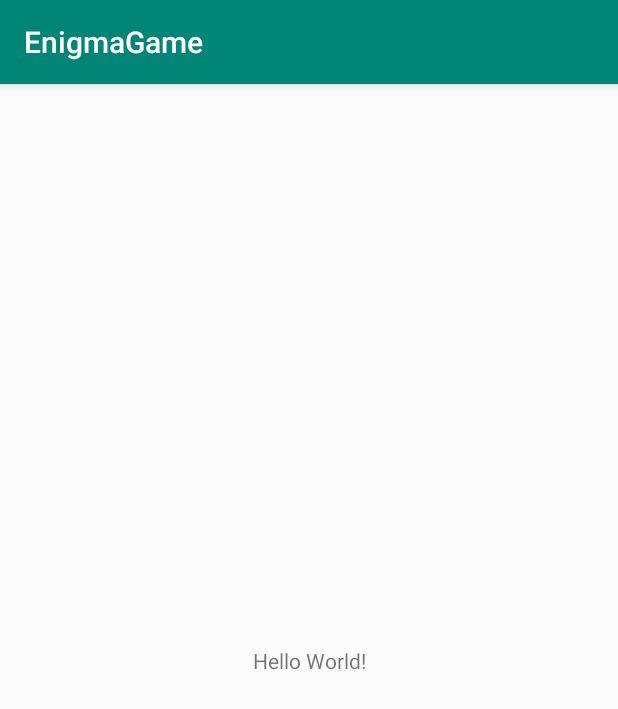
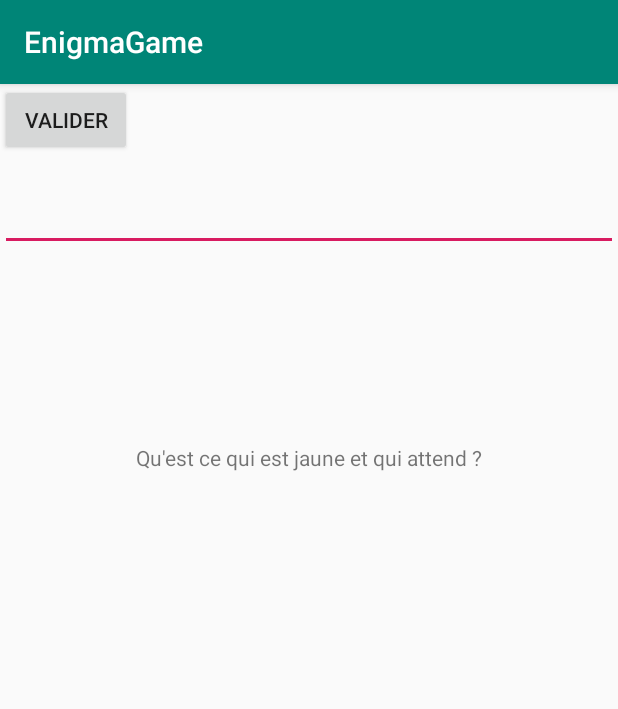
Before and after one commit to Dylage/EnigmaGame, an Android app: the screen it shows after launch (MainActivity), on a phone screen of 412 x 824 dp. Shown: the top 709 px of the screen. Run offline under Robolectric (Android 15) with nearby library versions, the phone set to English and light mode, and no system bars.

Commit message:
Éléments graphiques avec ID

```diff
--- a/app/src/main/res/layout/activity_main.xml
+++ b/app/src/main/res/layout/activity_main.xml
@@ -7,12 +7,29 @@
     tools:context=".MainActivity">
 
     <TextView
+        android:id="@+id/question"
         android:layout_width="wrap_content"
         android:layout_height="wrap_content"
-        android:text="Hello World!"
+        android:text="Qu'est ce qui est jaune et qui attend ?"
         app:layout_constraintBottom_toBottomOf="parent"
         app:layout_constraintLeft_toLeftOf="parent"
         app:layout_constraintRight_toRightOf="parent"
-        app:layout_constraintTop_toTopOf="parent" />
+        app:layout_constraintTop_toTopOf="parent"
+        app:layout_constraintVertical_bias="0.32" />
+
+    <EditText
+        android:id="@+id/saisie"
+        android:layout_width="match_parent"
+        android:layout_height="50pt"
+        tools:layout_editor_absoluteX="0dp"
+        tools:layout_editor_absoluteY="281dp" />
+
+    <Button
+        android:id="@+id/bouton"
+        android:layout_width="wrap_content"
+        android:layout_height="wrap_content"
+        android:text="Valider"
+        tools:layout_editor_absoluteX="161dp"
+        tools:layout_editor_absoluteY="428dp" />
 
 </androidx.constraintlayout.widget.ConstraintLayout>
--- a/build.gradle
+++ b/build.gradle
@@ -7,7 +7,7 @@ buildscript {
 
     }
     dependencies {
-        classpath 'com.android.tools.build:gradle:3.5.3'
+        classpath 'com.android.tools.build:gradle:3.6.0'
 
         // NOTE: Do not place your application dependencies here; they belong
         // in the individual module build.gradle files
```
Also changed, not shown: gradle/wrapper/gradle-wrapper.properties.
